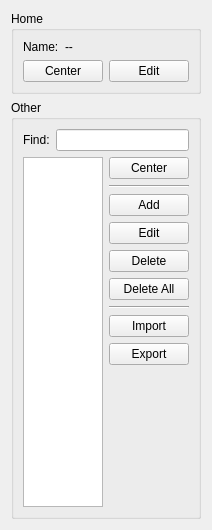
Above: resources/CenterPointsWidget.ui from MichalVlasak/OSMViewer before the change. Below: the same form after it.
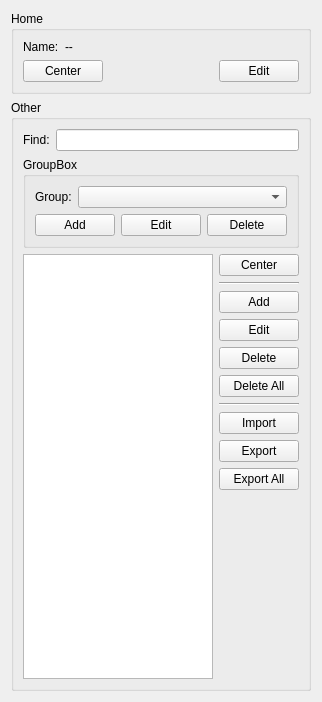
That is the form after the change.

Commit message: Zavedenie skupin do zoznamu bodov pre centrovanie mapy. Uprava prace s bodmi tak aby pracovali uz so skupinami, tj. import, export jednej aktualnej skupiny a vsetkych skupin. Vytvorenie, editacia a mazanie celej skupiny.

The edit to the form file:
```diff
--- a/resources/CenterPointsWidget.ui
+++ b/resources/CenterPointsWidget.ui
@@ -6,14 +6,14 @@
    <rect>
     <x>0</x>
     <y>0</y>
-    <width>210</width>
-    <height>530</height>
+    <width>310</width>
+    <height>702</height>
    </rect>
   </property>
   <property name="windowTitle">
    <string>Form</string>
   </property>
-  <layout class="QVBoxLayout" name="verticalLayout_4">
+  <layout class="QVBoxLayout" name="verticalLayout_4" stretch="0,0">
    <item>
     <widget class="QGroupBox" name="groupBox">
      <property name="title">
@@ -77,9 +77,9 @@
      <property name="title">
       <string>Other</string>
      </property>
-     <layout class="QVBoxLayout" name="verticalLayout_3">
+     <layout class="QVBoxLayout" name="verticalLayout_5">
       <item>
-       <layout class="QHBoxLayout" name="horizontalLayout">
+       <layout class="QHBoxLayout" name="horizontalLayout_6">
         <item>
          <widget class="QLabel" name="label">
           <property name="text">
@@ -92,6 +92,54 @@
         </item>
        </layout>
       </item>
+      <item>
+       <widget class="QGroupBox" name="groupBox_3">
+        <property name="title">
+         <string>GroupBox</string>
+        </property>
+        <layout class="QVBoxLayout" name="verticalLayout_3">
+         <item>
+          <layout class="QHBoxLayout" name="horizontalLayout" stretch="0,1">
+           <item>
+            <widget class="QLabel" name="label_3">
+             <property name="text">
+              <string>Group:</string>
+             </property>
+            </widget>
+           </item>
+           <item>
+            <widget class="QComboBox" name="groupComboBox"/>
+           </item>
+          </layout>
+         </item>
+         <item>
+          <layout class="QHBoxLayout" name="horizontalLayout_5">
+           <item>
+            <widget class="QPushButton" name="addGroup">
+             <property name="text">
+              <string>Add</string>
+             </property>
+            </widget>
+           </item>
+           <item>
+            <widget class="QPushButton" name="editGroup">
+             <property name="text">
+              <string>Edit</string>
+             </property>
+            </widget>
+           </item>
+           <item>
+            <widget class="QPushButton" name="removeGroup">
+             <property name="text">
+              <string>Delete</string>
+             </property>
+            </widget>
+           </item>
+          </layout>
+         </item>
+        </layout>
+       </widget>
+      </item>
       <item>
        <layout class="QHBoxLayout" name="horizontalLayout_2">
         <item>
@@ -166,6 +214,13 @@
             </property>
            </widget>
           </item>
+          <item>
+           <widget class="QPushButton" name="exportAllButton">
+            <property name="text">
+             <string>Export All</string>
+            </property>
+           </widget>
+          </item>
           <item>
            <spacer name="verticalSpacer">
             <property name="orientation">
```
The commit also changes 14 other files.
